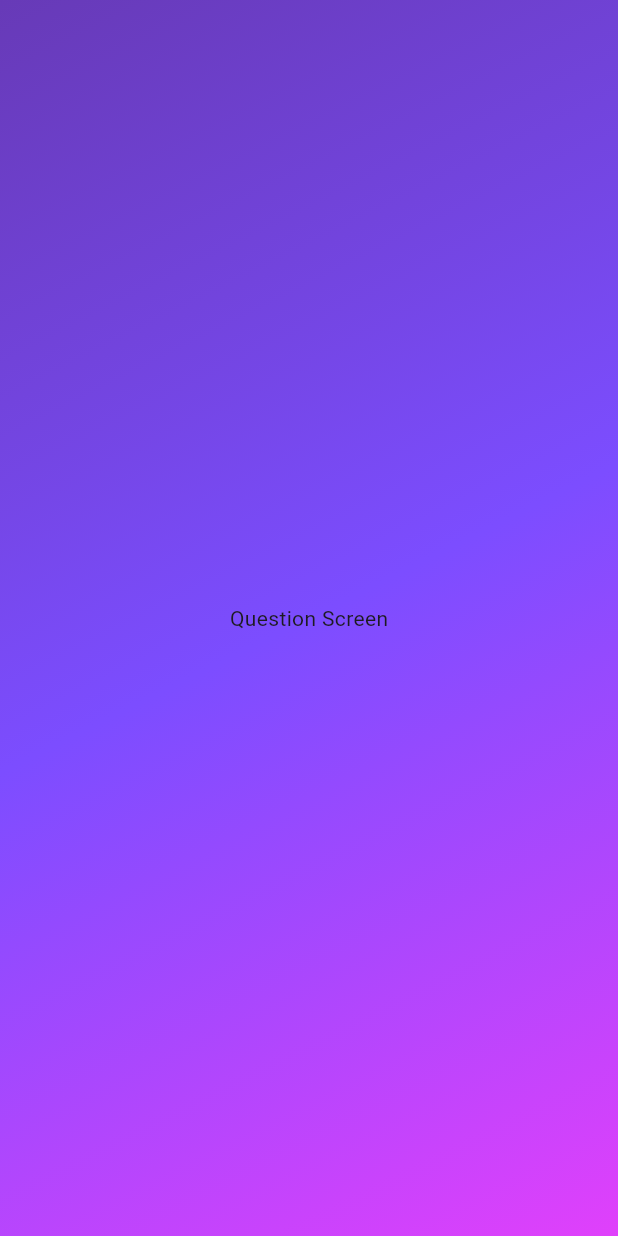
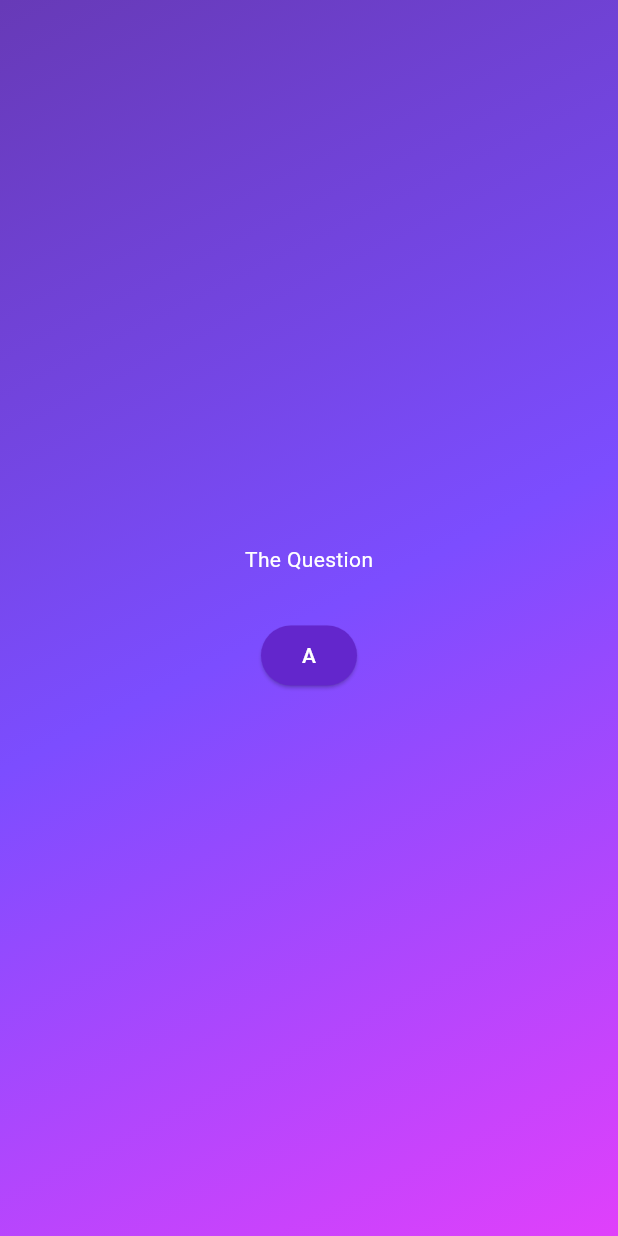
Before and after one commit to moustajil/QuizeGame, a Flutter app: the screen it shows after launch, after a tap on "Play", on a phone screen of 412 x 824 dp. Run offline on Flutter 3.47's test engine with Material 3 defaults, Android fonts, the phone set to English and light mode, and no system bars; missing offline and left inert: dart:ffi.

Commit message:
adding some change

```diff
--- /dev/null
+++ b/lib/answer_button.dart
@@ -0,0 +1,22 @@
+import 'package:flutter/material.dart';
+
+class AnswerButton extends StatelessWidget {
+  const AnswerButton({
+    super.key,
+    required this.answerText,
+    required this.onTap,
+  });
+  final String answerText;
+  final void Function() onTap;
+  @override
+  Widget build(BuildContext context) {
+    return ElevatedButton(
+      onPressed: () {},
+      child: Text(answerText),
+      style: ElevatedButton.styleFrom(
+        backgroundColor: const Color.fromARGB(255, 99, 38, 204),
+        foregroundColor: Colors.white,
+      ),
+    );
+  }
+}
--- /dev/null
+++ b/lib/data/questiones.dart
@@ -0,0 +1,43 @@
+import 'package:quizegame/models/quiz_question.dart';
+
+var questions = [
+  QuizQuestion('What are the main building blocks of Flutter UIs?', [
+    'Widgets',
+    'Components',
+    'Blocks',
+    'Functions',
+  ]),
+  QuizQuestion('How are Flutter UIs built?', [
+    'By combining widgets in code',
+    'By combining widgets in a visual editor',
+    'By defining widgets in config files',
+    'By using XCode for iOS and Android Studio for Android',
+  ]),
+  QuizQuestion('What\'s the purpose of a StatefulWidget?', [
+    'Update UI as data changes',
+    'Update data as UI changes',
+    'Ignore data changes',
+    'Render UI that does not depend on data',
+  ]),
+  QuizQuestion(
+    'Which widget should you try to use more often: StatelessWidget or StatefulWidget?',
+    [
+      'StatelessWidget',
+      'StatefulWidget',
+      'Both are equally good',
+      'None of the above',
+    ],
+  ),
+  QuizQuestion('What happens if you change data in a StatelessWidget?', [
+    'The UI is not updated',
+    'The UI is updated',
+    'The closest StatefulWidget is updated',
+    'Any nested StatefulWidgets are updated',
+  ]),
+  QuizQuestion('How should you update data inside of StatefulWidgets?', [
+    'By calling setState()',
+    'By calling updateData()',
+    'By calling updateUI()',
+    'By calling updateState()',
+  ]),
+];
--- /dev/null
+++ b/lib/models/quiz_question.dart
@@ -0,0 +1,6 @@
+class QuizQuestion {
+  final String text;
+  final List<String> answers;
+
+  QuizQuestion(this.text, this.answers);
+}
--- a/lib/quistion.dart
+++ b/lib/quistion.dart
@@ -1,4 +1,7 @@
+import 'dart:ffi';
+
 import 'package:flutter/material.dart';
+import 'package:quizegame/answer_button.dart';
 
 class QuistionScreen extends StatefulWidget {
   const QuistionScreen({super.key});
@@ -10,6 +13,16 @@
 class _QuistionScreenState extends State<QuistionScreen> {
   @override
   Widget build(BuildContext context) {
-    return Center(child: Text("Question Screen"));
+    return SizedBox(
+      width: double.infinity,
+      child: Column(
+        mainAxisAlignment: MainAxisAlignment.center,
+        children: [
+          Text("The Question", style: TextStyle(color: Colors.white)),
+          SizedBox(height: 30),
+          AnswerButton(answerText: "A", onTap: () {}),
+        ],
+      ),
+    );
   }
 }
```
